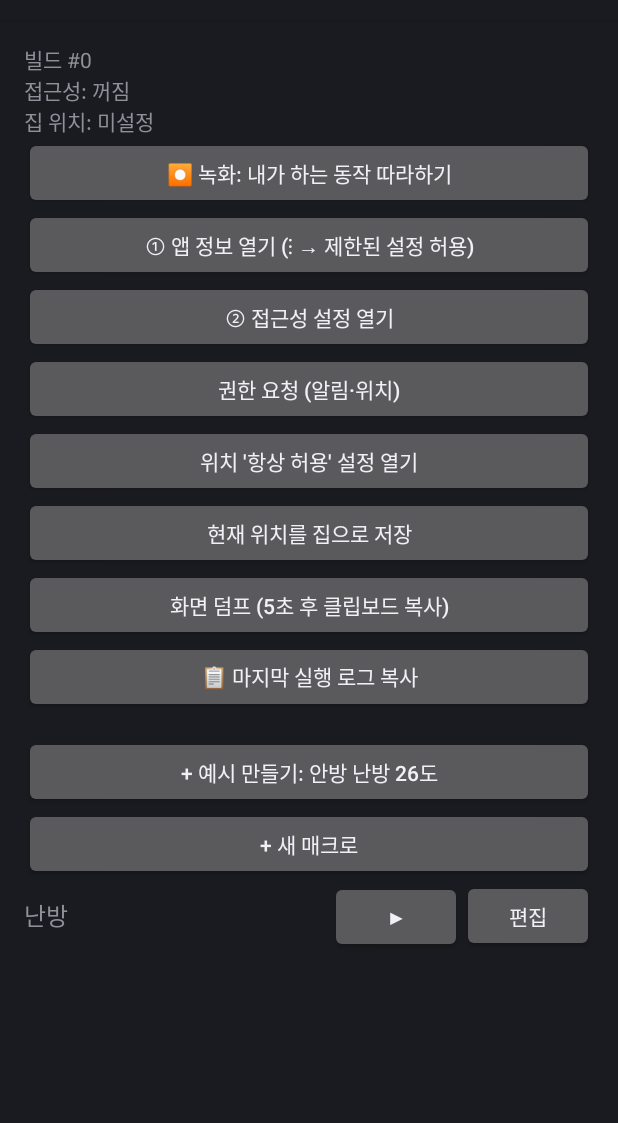
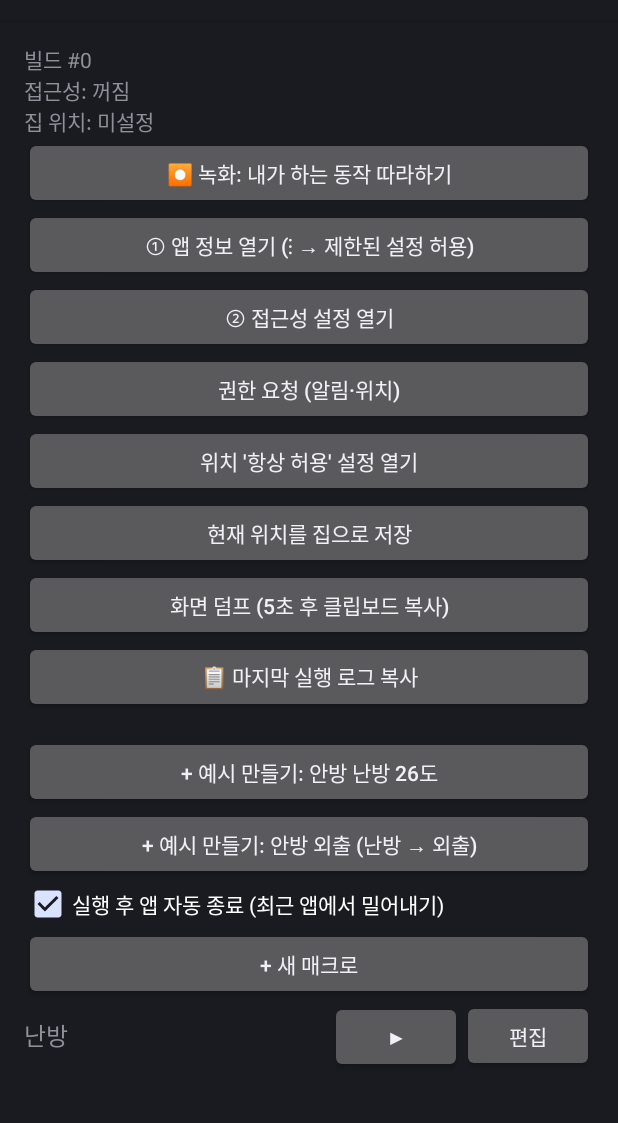
Before and after one commit to mbt030809-debug/KoolonMacro, an Android app: the screen it shows after launch (MainActivity), on a phone screen of 412 x 824 dp, the part 64-1187 px from its top. Run offline under Robolectric (Android 15) with nearby library versions, the phone set to English and light mode, and no system bars.

```diff
--- a/app/src/main/java/com/koolon/macro/MacroStore.kt
+++ b/app/src/main/java/com/koolon/macro/MacroStore.kt
@@ -15,6 +15,13 @@ data class Macro(
 
 object MacroStore {
     /** 덤프로 확인한 코오롱 화면 기준 예시: 난방 → 안방 상세 설정 → 난방 모드 → 설정 온도 26 */
+    const val SAMPLE2_NAME = "안방 외출"
+    const val SAMPLE2_SCRIPT = "click 난방\nclick 상세 설정 @2\nclick 외출\n"
+
+    fun autoClose(ctx: Context) = prefs(ctx).getBoolean("autoClose", true)
+
+    fun setAutoClose(ctx: Context, v: Boolean) = prefs(ctx).edit().putBoolean("autoClose", v).apply()
+
     const val SAMPLE_NAME = "안방 난방 26도"
     const val SAMPLE_SCRIPT = "click 난방\nclick 상세 설정 @2\nclick 난방 @2\ntemp 26 + - 설정 온도\n"
 
--- a/app/src/main/java/com/koolon/macro/MainActivity.kt
+++ b/app/src/main/java/com/koolon/macro/MainActivity.kt
@@ -65,6 +65,17 @@ class MainActivity : Activity() {
             Shortcuts.update(this)
             toast("'${MacroStore.SAMPLE_NAME}' 생성됨. 목록에서 ▶ 실행")
             onResume()
+        })
+        root.addView(btn("+ 예시 만들기: 안방 외출 (난방 → 외출)") {
+            MacroStore.save(this, Macro(MacroStore.SAMPLE2_NAME, MacroStore.SAMPLE2_SCRIPT))
+            Shortcuts.update(this)
+            toast("'${MacroStore.SAMPLE2_NAME}' 생성됨. 목록에서 ▶ 실행")
+            onResume()
+        })
+        root.addView(android.widget.CheckBox(this).apply {
+            text = "실행 후 앱 자동 종료 (최근 앱에서 밀어내기)"
+            isChecked = MacroStore.autoClose(this@MainActivity)
+            setOnCheckedChangeListener { _, v -> MacroStore.setAutoClose(this@MainActivity, v) }
         })
         root.addView(btn("+ 새 매크로") { startActivity(Intent(this, EditActivity::class.java)) })
         list = LinearLayout(this).apply { orientation = LinearLayout.VERTICAL }
--- a/app/src/main/java/com/koolon/macro/Step.kt
+++ b/app/src/main/java/com/koolon/macro/Step.kt
@@ -8,6 +8,7 @@ package com.koolon.macro
  *   wait <ms>                 대기
  *   temp <목표> <+글자> <-글자> [기준글자]  기준글자(예: 설정 온도) 다음에 나오는 온도를 읽어 목표까지 +/- 클릭
  *   stopif <글자>             글자가 화면에 있으면 "이미 완료"로 종료
+ *   kill                      최근 앱 화면에서 현재 앱을 밀어서 종료 (실행 후 자동 종료가 켜져 있으면 생략 가능)
  *   home / back               홈 / 뒤로
  */
 sealed class Step {
@@ -18,6 +19,7 @@ sealed class Step {
     data class StopIf(val text: String) : Step()
     object Home : Step()
     object Back : Step()
+    object Kill : Step()
 
     companion object {
         /** @return (단계 목록, 오류 줄 목록) */
@@ -50,6 +52,7 @@ sealed class Step {
                     }
                     "home" -> Home
                     "back" -> Back
+                    "kill" -> Kill
                     else -> null
                 }
                 if (step == null) errors.add("${i + 1}행: $raw") else steps.add(step)
```
Also changed, not shown: app/src/main/java/com/koolon/macro/MacroService.kt (+24 -1 lines).
